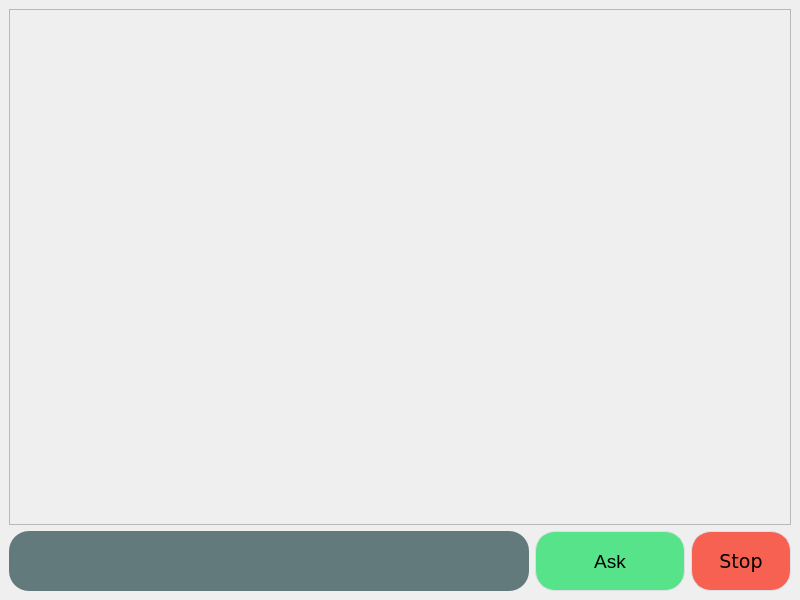
This is qtproj/LLM-Chat/mainwindow.ui in AXERA-TECH/ax-llm as Qt 5 draws it before an edit. The edited form follows.
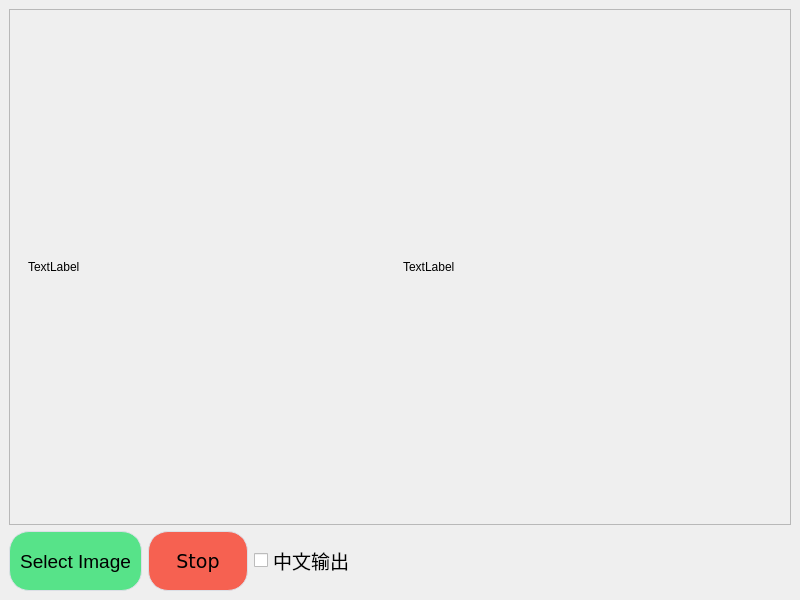
This is the edited form. Custom widgets are drawn as their Qt base class.

Diff of the .ui file:
```diff
--- a/qtproj/LLM-Chat/mainwindow.ui
+++ b/qtproj/LLM-Chat/mainwindow.ui
@@ -33,36 +33,35 @@
          </property>
          <layout class="QGridLayout" name="gridLayout_3">
           <item row="0" column="0">
-           <widget class="QWidget" name="widget" native="true"/>
+           <widget class="QWidget" name="widget" native="true">
+            <layout class="QGridLayout" name="gridLayout_2">
+             <item row="0" column="0">
+              <layout class="QHBoxLayout" name="horizontalLayout_2">
+               <item>
+                <widget class="myQLabel" name="lab_img">
+                 <property name="text">
+                  <string>TextLabel</string>
+                 </property>
+                </widget>
+               </item>
+               <item>
+                <widget class="QLabel" name="txt_out">
+                 <property name="text">
+                  <string>TextLabel</string>
+                 </property>
+                </widget>
+               </item>
+              </layout>
+             </item>
+            </layout>
+           </widget>
           </item>
          </layout>
         </widget>
        </widget>
       </item>
       <item>
-       <layout class="QHBoxLayout" name="horizontalLayout" stretch="0,1,0">
-        <item>
-         <widget class="QLineEdit" name="txt_msg">
-          <property name="minimumSize">
-           <size>
-            <width>0</width>
-            <height>60</height>
-           </size>
-          </property>
-          <property name="font">
-           <font>
-            <pointsize>18</pointsize>
-           </font>
-          </property>
-          <property name="styleSheet">
-           <string notr="true">border-radius: 20px;
-background-color: rgb(99, 122, 125);</string>
-          </property>
-          <property name="alignment">
-           <set>Qt::AlignCenter</set>
-          </property>
-         </widget>
-        </item>
+       <layout class="QHBoxLayout" name="horizontalLayout" stretch="0,0,0,0">
         <item>
          <widget class="QPushButton" name="btn_ask">
           <property name="minimumSize">
@@ -101,7 +100,7 @@
 }</string>
           </property>
           <property name="text">
-           <string>Ask</string>
+           <string>Select Image</string>
           </property>
          </widget>
         </item>
@@ -147,6 +146,31 @@
           </property>
          </widget>
         </item>
+        <item>
+         <widget class="QCheckBox" name="ckbox_chinese">
+          <property name="font">
+           <font>
+            <pointsize>14</pointsize>
+           </font>
+          </property>
+          <property name="text">
+           <string>中文输出</string>
+          </property>
+         </widget>
+        </item>
+        <item>
+         <spacer name="horizontalSpacer">
+          <property name="orientation">
+           <enum>Qt::Horizontal</enum>
+          </property>
+          <property name="sizeHint" stdset="0">
+           <size>
+            <width>40</width>
+            <height>20</height>
+           </size>
+          </property>
+         </spacer>
+        </item>
        </layout>
       </item>
      </layout>
@@ -154,6 +178,13 @@
    </layout>
   </widget>
  </widget>
+ <customwidgets>
+  <customwidget>
+   <class>myQLabel</class>
+   <extends>QLabel</extends>
+   <header location="global">myqlabel.h</header>
+  </customwidget>
+ </customwidgets>
  <resources/>
  <connections/>
 </ui>
```
